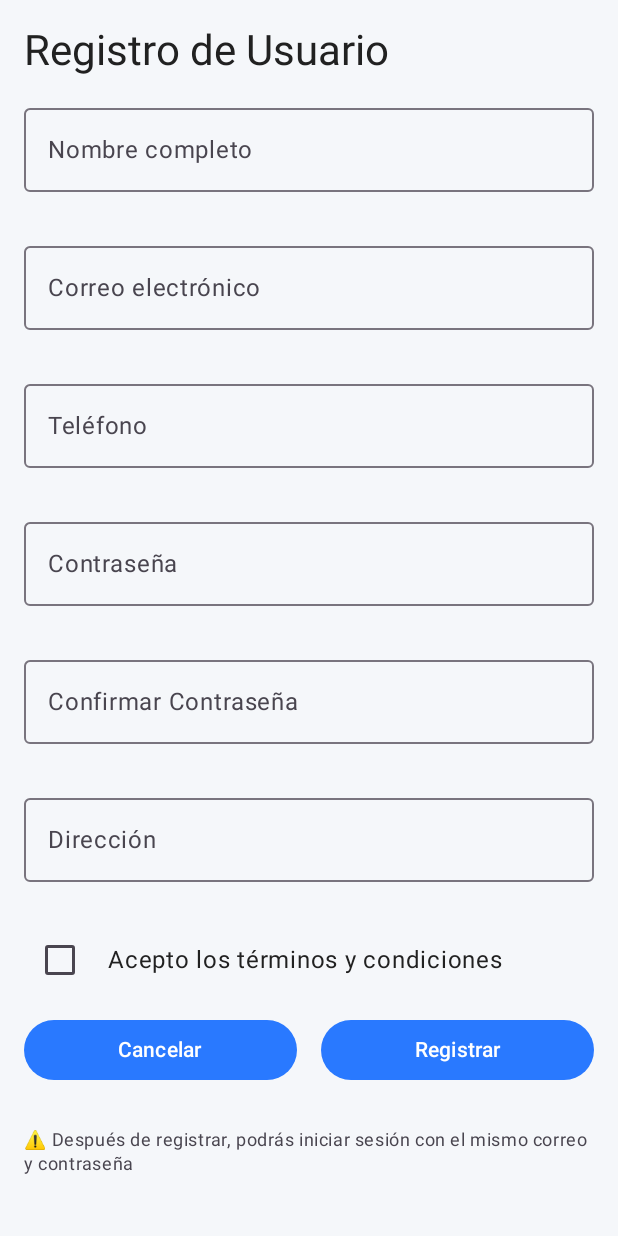
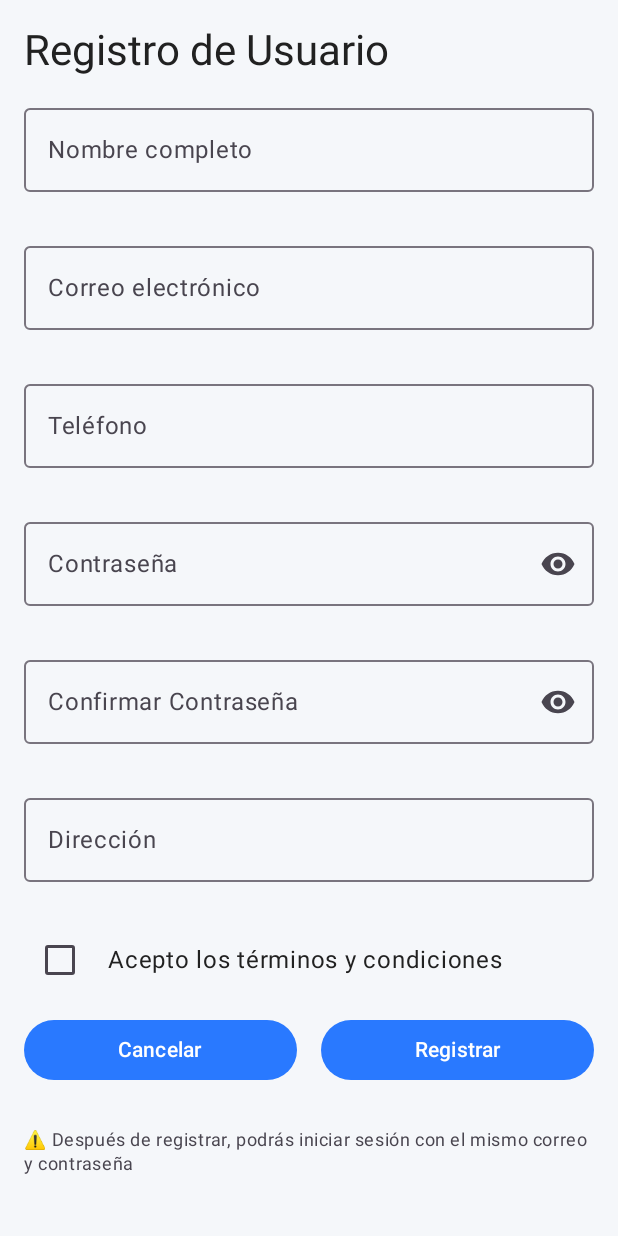
Before and after one commit to Adrian-Rivera-web/AppStockControl, an Android app built with Jetpack Compose: the RegistroScreen screen opened through its navigation route, on a phone screen of 412 x 824 dp. Run offline under Robolectric (Android 15) with nearby library versions, the phone set to English and light mode, and no system bars; our stand-ins replace Room's generated code.

Commit message:
implementar visibilidad de contraseñas en pantalla de registro y login
- Añadir toggle mostrar/ocultar para los campos de contraseña
- Usar íconos de Visibility/VisibilityOff de Material Icons
- Campos funcionan independientemente para mejor control del usuario

```diff
--- a/app/src/main/java/com/example/appstockcontrol_grupo_07/ui/screen/LoginScreen.kt
+++ b/app/src/main/java/com/example/appstockcontrol_grupo_07/ui/screen/LoginScreen.kt
@@ -5,18 +5,27 @@ import androidx.compose.foundation.layout.Column
 import androidx.compose.foundation.layout.Row
 import androidx.compose.foundation.layout.fillMaxWidth
 import androidx.compose.foundation.layout.padding
+import androidx.compose.material.icons.Icons
+import androidx.compose.material.icons.filled.Visibility
+import androidx.compose.material.icons.filled.VisibilityOff
 import androidx.compose.material3.Button
 import androidx.compose.material3.CircularProgressIndicator
+import androidx.compose.material3.Icon
+import androidx.compose.material3.IconButton
 import androidx.compose.material3.MaterialTheme
 import androidx.compose.material3.OutlinedTextField
 import androidx.compose.material3.Text
 import androidx.compose.runtime.Composable
 import androidx.compose.runtime.collectAsState
 import androidx.compose.runtime.getValue
+import androidx.compose.runtime.mutableStateOf
+import androidx.compose.runtime.remember
+import androidx.compose.runtime.setValue
 import androidx.compose.ui.Alignment
 import androidx.compose.ui.Modifier
 import androidx.compose.ui.platform.LocalContext
 import androidx.compose.ui.text.input.PasswordVisualTransformation
+import androidx.compose.ui.text.input.VisualTransformation
 import androidx.compose.ui.unit.dp
 import androidx.lifecycle.viewmodel.compose.viewModel
 import androidx.navigation.NavController
@@ -40,6 +49,7 @@ fun LoginScreen(
     )
 ) {
     val estado by loginViewModel.estado.collectAsState()
+    var mostrarClave by remember { mutableStateOf(false) } // ← Estado para mostrar/ocultar contraseña
 
     Column(
         modifier = Modifier.padding(all = 16.dp)
@@ -65,12 +75,21 @@ fun LoginScreen(
                 .padding(vertical = 8.dp)
         )
 
-        // Campo de texto para la contraseña
+        // Campo de texto para la contraseña - MODIFICADO
         OutlinedTextField(
             value = estado.clave,
             onValueChange = loginViewModel::onClaveChange,
             label = { Text(text = "Contraseña") },
-            visualTransformation = PasswordVisualTransformation(),
+            visualTransformation = if (mostrarClave) VisualTransformation.None else PasswordVisualTransformation(), // ← Cambia la transformación visual
+            trailingIcon = {
+                // Ícono para mostrar/ocultar contraseña
+                IconButton(onClick = { mostrarClave = !mostrarClave }) {
+                    Icon(
+                        imageVector = if (mostrarClave) Icons.Filled.VisibilityOff else Icons.Filled.Visibility,
+                        contentDescription = if (mostrarClave) "Ocultar contraseña" else "Mostrar contraseña"
+                    )
+                }
+            },
             isError = estado.errores.clave != null,
             supportingText = {
                 estado.errores.clave?.let {
--- a/app/src/main/java/com/example/appstockcontrol_grupo_07/ui/screen/RegistroScreen.kt
+++ b/app/src/main/java/com/example/appstockcontrol_grupo_07/ui/screen/RegistroScreen.kt
@@ -8,19 +8,28 @@ import androidx.compose.foundation.layout.fillMaxSize
 import androidx.compose.foundation.layout.fillMaxWidth
 import androidx.compose.foundation.layout.padding
 import androidx.compose.foundation.layout.width
+import androidx.compose.material.icons.Icons
+import androidx.compose.material.icons.filled.Visibility
+import androidx.compose.material.icons.filled.VisibilityOff
 import androidx.compose.material3.Button
 import androidx.compose.material3.Checkbox
 import androidx.compose.material3.CircularProgressIndicator
+import androidx.compose.material3.Icon
+import androidx.compose.material3.IconButton
 import androidx.compose.material3.MaterialTheme
 import androidx.compose.material3.OutlinedTextField
 import androidx.compose.material3.Text
 import androidx.compose.runtime.Composable
 import androidx.compose.runtime.collectAsState
 import androidx.compose.runtime.getValue
+import androidx.compose.runtime.mutableStateOf
+import androidx.compose.runtime.remember
+import androidx.compose.runtime.setValue
 import androidx.compose.ui.Alignment
 import androidx.compose.ui.Modifier
 import androidx.compose.ui.platform.LocalContext
 import androidx.compose.ui.text.input.PasswordVisualTransformation
+import androidx.compose.ui.text.input.VisualTransformation
 import androidx.compose.ui.unit.dp
 import androidx.lifecycle.viewmodel.compose.viewModel
 import androidx.navigation.NavController
@@ -43,6 +52,10 @@ fun RegistroScreen(
 ) {
     val estado by registroViewModel.estado.collectAsState()
     val isLoading by registroViewModel.isLoading.collectAsState()
+
+    // Estados para controlar visibilidad de contraseñas
+    var mostrarClave by remember { mutableStateOf(false) }
+    var mostrarClaveConfirmacion by remember { mutableStateOf(false) }
 
     Column(
         Modifier
@@ -97,12 +110,20 @@ fun RegistroScreen(
             modifier = Modifier.fillMaxWidth()
         )
 
-        // Campo clave
+        // Campo clave - MODIFICADO
         OutlinedTextField(
             value = estado.clave,
             onValueChange = registroViewModel::onClaveChange,
             label = { Text(text = "Contraseña") },
-            visualTransformation = PasswordVisualTransformation(),
+            visualTransformation = if (mostrarClave) VisualTransformation.None else PasswordVisualTransformation(),
+            trailingIcon = {
+                IconButton(onClick = { mostrarClave = !mostrarClave }) {
+                    Icon(
+                        imageVector = if (mostrarClave) Icons.Filled.VisibilityOff else Icons.Filled.Visibility,
+                        contentDescription = if (mostrarClave) "Ocultar contraseña" else "Mostrar contraseña"
+                    )
+                }
+            },
             isError = estado.errores.clave != null,
             supportingText = {
                 estado.errores.clave?.let {
@@ -112,12 +133,20 @@ fun RegistroScreen(
             modifier = Modifier.fillMaxWidth()
         )
 
-        // Campo confirmación de contraseña
+        // Campo confirmación de contraseña - MODIFICADO
         OutlinedTextField(
             value = estado.claveConfirmacion,
             onValueChange = registroViewModel::onClaveConfirmacionChange,
             label = { Text(text = "Confirmar Contraseña") },
-            visualTransformation = PasswordVisualTransformation(),
+            visualTransformation = if (mostrarClaveConfirmacion) VisualTransformation.None else PasswordVisualTransformation(),
+            trailingIcon = {
+                IconButton(onClick = { mostrarClaveConfirmacion = !mostrarClaveConfirmacion }) {
+                    Icon(
+                        imageVector = if (mostrarClaveConfirmacion) Icons.Filled.VisibilityOff else Icons.Filled.Visibility,
+                        contentDescription = if (mostrarClaveConfirmacion) "Ocultar contraseña" else "Mostrar contraseña"
+                    )
+                }
+            },
             isError = estado.errores.claveConfirmacion != null,
             supportingText = {
                 estado.errores.claveConfirmacion?.let {
```
